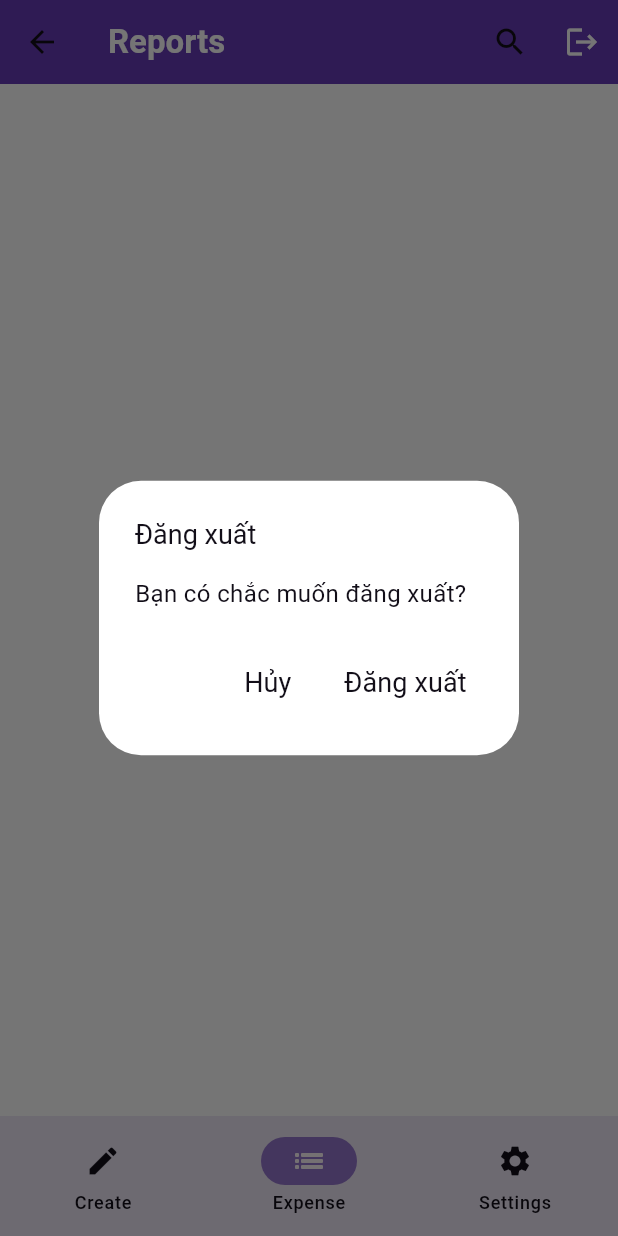
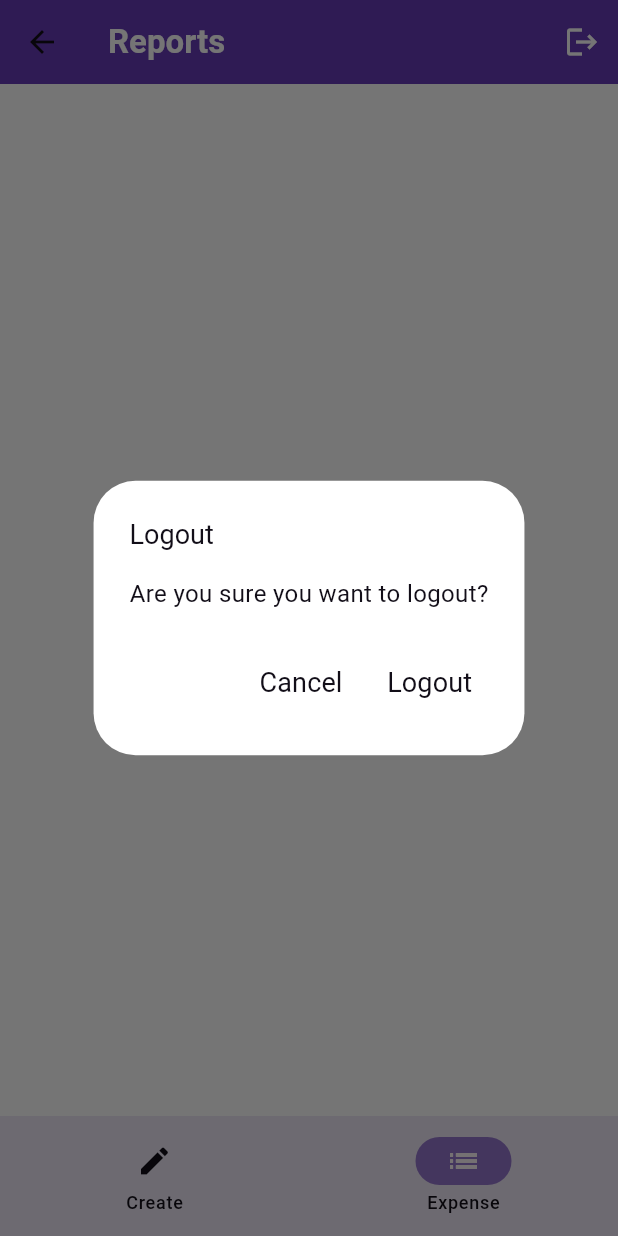
Before and after one commit to NhimMCVN/flutter-learn, a Flutter app: the NoteScreen screen opened directly, item 2 of the bottom bar chosen, after a tap on the "logout" icon, on a phone screen of 412 x 824 dp. Run offline on Flutter 3.47's test engine with Material 3 defaults, Android fonts, the phone set to English and light mode, and no system bars; our stand-ins replace cached_network_image, flutter_slidable, flutter_svg, go_router, google_fonts, shared_preferences; accounts and stored records are empty; network calls fail.

Commit message:
fix: some UI bug

```diff
--- a/lib/data/repositories/models/category_ui.dart
+++ b/lib/data/repositories/models/category_ui.dart
@@ -12,7 +12,7 @@ final List<CategoryUI> listAllCategories = [
   CategoryUI(name: "Pharmar", icon: Icons.local_pharmacy, type: spending),
   CategoryUI(name: "Salary", icon: Icons.attach_money, type: revenue),
   CategoryUI(name: "Bonus", icon: Icons.card_giftcard, type: revenue),
-  CategoryUI(name: "Investment", icon: Icons.trending_up, type: revenue),
+  CategoryUI(name: "Invest", icon: Icons.trending_up, type: revenue),
   CategoryUI(name: "Gift", icon: Icons.card_giftcard, type: revenue),
   CategoryUI(name: "Interest", icon: Icons.savings, type: revenue),
   CategoryUI(name: "Other", icon: Icons.more_horiz, type: revenue),
--- a/lib/data/services/shared_preferences_service.dart
+++ b/lib/data/services/shared_preferences_service.dart
@@ -1,7 +1,3 @@
-// Copyright 2024 The Flutter team. All rights reserved.
-// Use of this source code is governed by a BSD-style license that can be
-// found in the LICENSE file.
-
 import 'package:logging/logging.dart';
 import 'package:shared_preferences/shared_preferences.dart';
 
--- a/lib/ui/note/note_screen/widgets/list_note.dart
+++ b/lib/ui/note/note_screen/widgets/list_note.dart
@@ -3,6 +3,7 @@ import 'package:first_flutter_app/ui/note/note_screen/view_models/note_viewmodel
 import 'package:first_flutter_app/ui/note/ui/todo_item.dart';
 import 'package:flutter/material.dart';
 import 'package:provider/provider.dart';
+import 'package:intl/intl.dart';
 
 class ListNote extends StatefulWidget {
   @override
@@ -26,19 +27,33 @@ class _ListNoteState extends State<ListNote> {
         final notes = viewModel.notes;
 
         if (viewModel.loadNotes.running) {
-          return const Center(child: CircularProgressIndicator());
+          return const Center(
+            child: Column(
+              mainAxisAlignment: MainAxisAlignment.center,
+              children: [
+                CircularProgressIndicator(),
+                SizedBox(height: 16),
+                Text(
+                  'Loading notes...',
+                  style: TextStyle(fontSize: 16, color: Colors.grey),
+                ),
+              ],
+            ),
+          );
         }
 
         if (notes.isEmpty) {
           return const Center(
             child: Text(
-              'Chưa có ghi chú nào',
+              'No notes yet',
               style: TextStyle(fontSize: 16, color: Colors.grey),
             ),
           );
         }
 
-        return ListView(
+        return Stack(
+          children: [
+            ListView(
               padding: const EdgeInsets.all(8),
               children: [
                 SizedBox(height: 12),
@@ -51,7 +66,9 @@ class _ListNoteState extends State<ListNote> {
                           motion: const ScrollMotion(),
                           children: [
                             SlidableAction(
-                          onPressed: (context) {
+                              onPressed: viewModel.deleteNote.running
+                                  ? null
+                                  : (context) {
                                       Navigator.pushNamed(
                                         context,
                                         '/updateNote',
@@ -63,8 +80,12 @@ class _ListNoteState extends State<ListNote> {
                               icon: Icons.edit,
                             ),
                             SlidableAction(
-                          onPressed: (context) {
-                            viewModel.deleteNote.execute(note.id.toString());
+                              onPressed: viewModel.deleteNote.running
+                                  ? null
+                                  : (context) {
+                                      viewModel.deleteNote.execute(
+                                        note.id.toString(),
+                                      );
                                     },
                               backgroundColor: Colors.red,
                               foregroundColor: Colors.white,
@@ -74,7 +95,12 @@ class _ListNoteState extends State<ListNote> {
                         ),
                         child: TodoItem(
                           category: note.category,
-                      amount: note.amount.toString(),
+                          amount: note.type == 0
+                              ? '-\$${NumberFormat('#,###').format(note.amount)}'
+                              : '+\$${NumberFormat('#,###').format(note.amount)}',
+                          amountColor: note.type == 0
+                              ? Colors.red
+                              : Colors.green,
                           description: note.description,
                         ),
                       ),
@@ -83,6 +109,29 @@ class _ListNoteState extends State<ListNote> {
                   ),
                 ),
               ],
+            ),
+            if (viewModel.deleteNote.running)
+              Container(
+                color: Colors.black26,
+                child: const Center(
+                  child: Column(
+                    mainAxisAlignment: MainAxisAlignment.center,
+                    children: [
+                      CircularProgressIndicator(),
+                      SizedBox(height: 16),
+                      Text(
+                        'Deleting note...',
+                        style: TextStyle(
+                          fontSize: 16,
+                          color: Colors.white,
+                          fontWeight: FontWeight.w500,
+                        ),
+                      ),
+                    ],
+                  ),
+                ),
+              ),
+          ],
         );
       },
     );
--- a/lib/ui/note/note_screen/widgets/note_screen.dart
+++ b/lib/ui/note/note_screen/widgets/note_screen.dart
@@ -1,5 +1,4 @@
 import 'package:first_flutter_app/ui/note/note_screen/widgets/create_note.dart';
-import 'package:first_flutter_app/ui/settings/widgets/settings.dart';
 import 'package:first_flutter_app/ui/note/note_screen/widgets/list_note.dart';
 import 'package:first_flutter_app/ui/note/ui/navigation_bar.dart';
 import 'package:first_flutter_app/data/repositories/auth/auth_repository.dart';
@@ -23,19 +22,8 @@ class _NoteScreenState extends State<NoteScreen> {
   }
 
   AppBar _buildAppBar() {
-    final titles = ["Money lover", "Reports", "Settings"];
-    final actions = [
-      [
-        IconButton(
-          onPressed: () {
-            Navigator.pushNamed(context, '/createNote');
-          },
-          icon: Icon(Icons.edit, color: Colors.white),
-        ),
-      ],
-      [IconButton(onPressed: () {}, icon: Icon(Icons.search))],
-      [IconButton(onPressed: () {}, icon: Icon(Icons.search))],
-    ];
+    final titles = ["Money lover", "Reports"];
+    final actions = [[], []];
 
     return AppBar(
       title: Text(
@@ -49,16 +37,16 @@ class _NoteScreenState extends State<NoteScreen> {
             final shouldLogout = await showDialog<bool>(
               context: context,
               builder: (context) => AlertDialog(
-                title: Text('Đăng xuất'),
-                content: Text('Bạn có chắc muốn đăng xuất?'),
+                title: Text('Logout'),
+                content: Text('Are you sure you want to logout?'),
                 actions: [
                   TextButton(
                     onPressed: () => Navigator.pop(context, false),
-                    child: Text('Hủy'),
+                    child: Text('Cancel'),
                   ),
                   TextButton(
                     onPressed: () => Navigator.pop(context, true),
-                    child: Text('Đăng xuất'),
+                    child: Text('Logout'),
                   ),
                 ],
               ),
@@ -74,7 +62,7 @@ class _NoteScreenState extends State<NoteScreen> {
             }
           },
           icon: Icon(Icons.logout, color: Colors.white),
-          tooltip: 'Đăng xuất',
+          tooltip: 'Logout',
         ),
       ],
       backgroundColor: Colors.deepPurple,
@@ -97,11 +85,10 @@ class _NoteScreenState extends State<NoteScreen> {
             });
             ScaffoldMessenger.of(
               context,
-            ).showSnackBar(SnackBar(content: Text('Create successful!')));
+            ).showSnackBar(SnackBar(content: Text('Created successfully!')));
           },
         ),
         ListNote(),
-        Settings(),
       ][_currentIndex],
       appBar: _buildAppBar(),
     );
--- a/lib/ui/note/note_screen/widgets/update_note.dart
+++ b/lib/ui/note/note_screen/widgets/update_note.dart
@@ -92,7 +92,7 @@ class _UpdateNoteState extends State<UpdateNote> {
             child: InputForm(
               onChanged: handleChangeForm,
               initDescription: note?.description ?? "",
-              initAmount: note?.amount ?? 0,
+              initAmount: note?.amount,
               initDate: note?.date ?? DateTime.now(),
               initCate: note?.category,
               type: note?.type == 0
@@ -129,7 +129,7 @@ class _UpdateNoteState extends State<UpdateNote> {
                             color: Colors.white,
                           ),
                         )
-                      : Text("update"),
+                      : Text("Update"),
                 );
               },
             ),
--- a/lib/ui/note/ui/navigation_bar.dart
+++ b/lib/ui/note/ui/navigation_bar.dart
@@ -56,11 +56,6 @@ class _NavigationBarWrapperState extends State<NavigationBarWrapper> {
           label: 'Expense',
           selectedIcon: Icon(Icons.list_outlined),
         ),
-        NavigationDestination(
-          icon: Icon(Icons.settings),
-          label: 'Settings',
-          selectedIcon: Icon(Icons.settings_outlined),
-        ),
       ],
     );
   }
```
Also changed, not shown: lib/ui/auth/login/widgets/login_screen.dart (+21 -11 lines), lib/ui/auth/register/widgets/register_screen.dart (+3 -4 lines), lib/ui/note/ui/input_form.dart (+28 -5 lines), lib/ui/note/ui/list_category.dart (+12 -6 lines), lib/ui/note/ui/todo_item.dart (+9 -1 lines), lib/data/services/note/note_service_remote.dart (added). Lines whose indentation alone changed are shown as unchanged.
